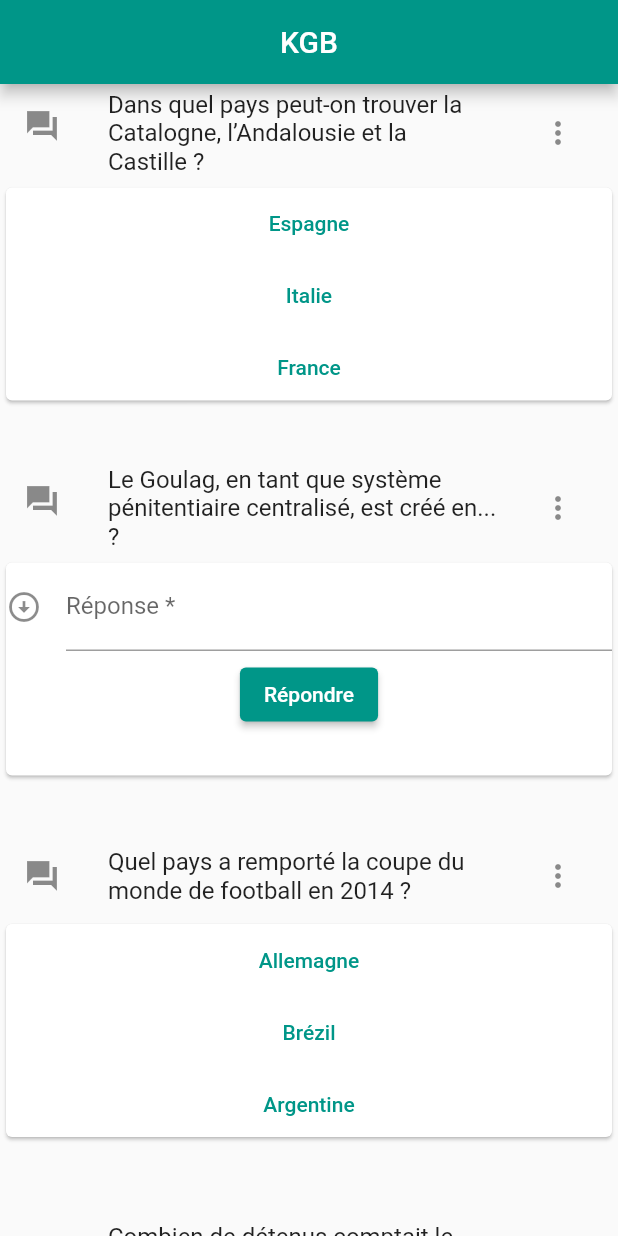
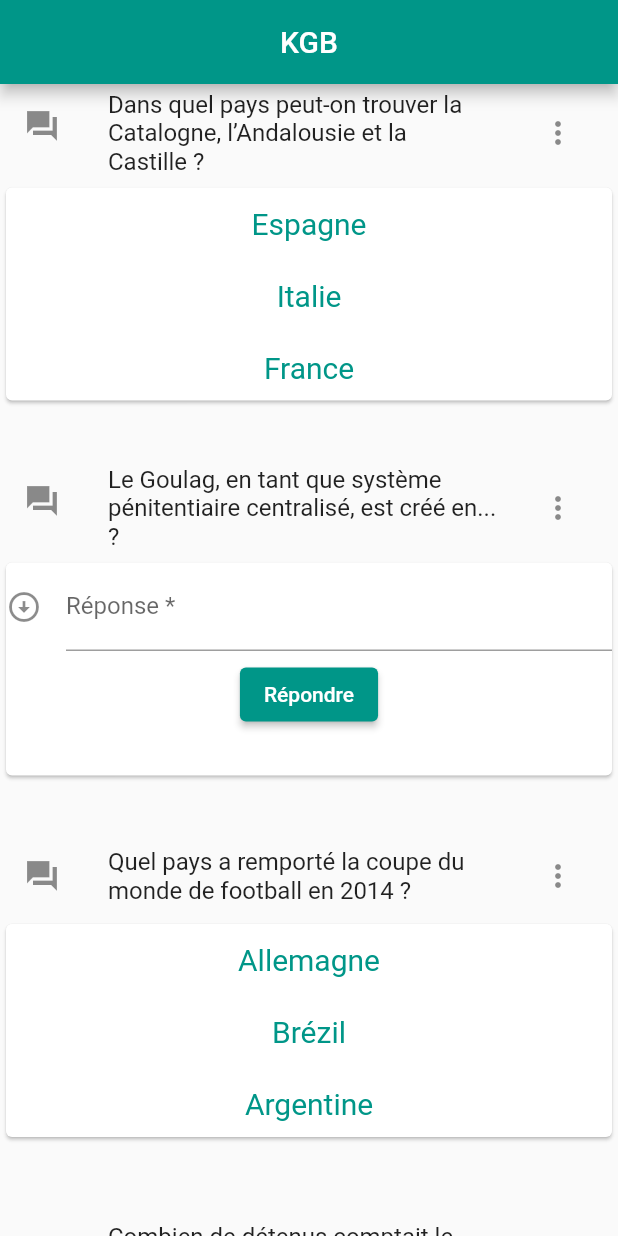
Before and after one commit to mziani/tp_qcm_kgb, a Flutter app: the screen it shows after launch, on a phone screen of 412 x 824 dp. Run offline on Flutter 3.47's test engine with Material 2 defaults, Android fonts, the phone set to English and light mode, and no system bars.

Commit message:
push avant la fin

```diff
--- a/lib/main.dart
+++ b/lib/main.dart
@@ -43,7 +43,7 @@ class _QuestionPageState extends State<QuestionPage> {
               return afficher(
                   content_bis: questionList[index].content,
                   propositions_bis: questionList[index].propositions,
-                  rightAnswer_bis : questionList[index].rightAnswer);
+                  rightAnswer_bis: questionList[index].rightAnswer);
             })));
   }
 
@@ -95,8 +95,10 @@ class afficher extends StatefulWidget {
 
   List<String> propositions_bis;
   afficher(
-      {super.key, required this.content_bis, required this.propositions_bis, required this.rightAnswer_bis});
-
+      {super.key,
+      required this.content_bis,
+      required this.propositions_bis,
+      required this.rightAnswer_bis});
 
   @override
   State<afficher> createState() => _afficherState();
@@ -141,15 +143,16 @@ class _afficherState extends State<afficher> {
                           itemCount: widget.propositions_bis.length,
                           itemBuilder: (context, i) {
                             return TextButton(
+                                style: TextButton.styleFrom(
+                                  textStyle: const TextStyle(fontSize: 20),
+                                ),
                                 onPressed: () {
                                   setState(() {
                                     reponse = widget.propositions_bis[i];
-                                    if(widget.propositions_bis[i] == widget.rightAnswer_bis)
-                                    {
+                                    if (widget.propositions_bis[i] ==
+                                        widget.rightAnswer_bis) {
                                       print("Vrais");
-                                    }
-                                    else
-                                    {
+                                    } else {
                                       print("Faux");
                                     }
                                   });
```
